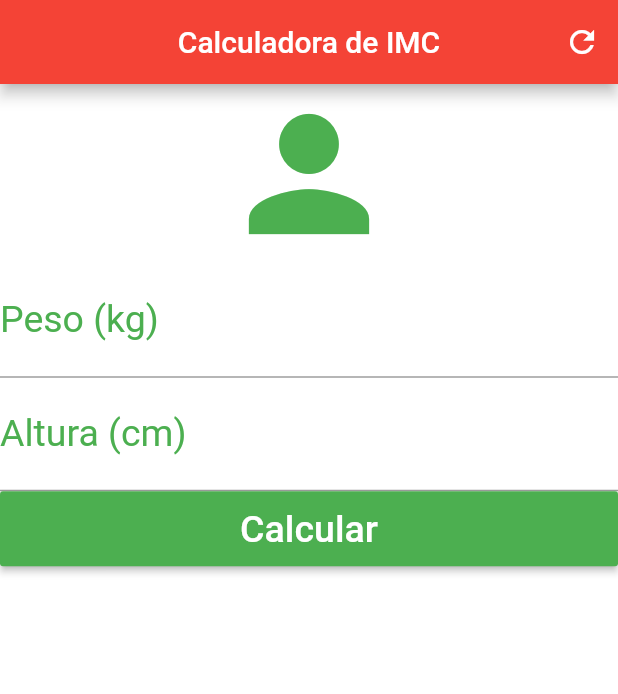
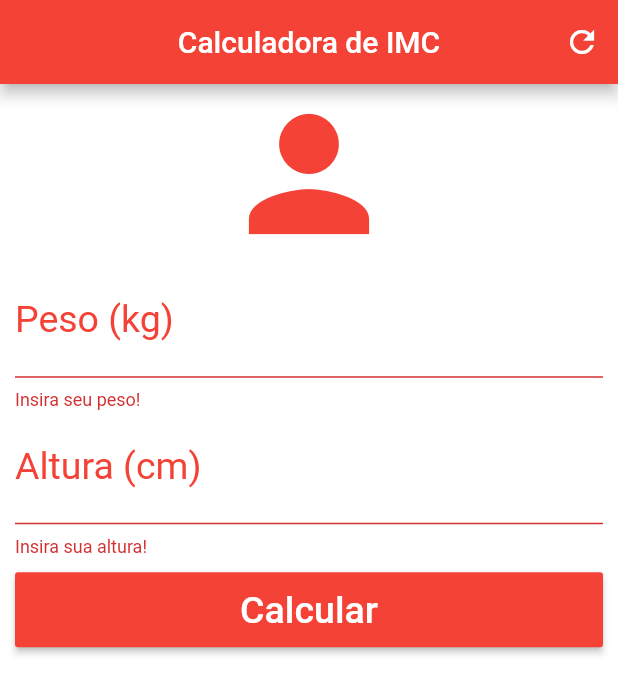
Before and after one commit to leandrolsmo/f_imc, a Flutter app: the screen it shows after launch, after a tap on "Calcular", on a phone screen of 412 x 824 dp. Shown: the top 694 px of the screen. Run offline on Flutter 3.47's test engine with Material 2 defaults, Android fonts, the phone set to English and light mode, and no system bars.

Commit message:
App final

```diff
--- a/lib/main.dart
+++ b/lib/main.dart
@@ -13,6 +13,43 @@ class Home extends StatefulWidget {
 }
 
 class _HomeState extends State<Home> {
+  TextEditingController pesoController = TextEditingController();
+  TextEditingController alturaController = TextEditingController();
+
+  GlobalKey<FormState> _formKey = new GlobalKey<FormState>();
+
+  String _textInfo = "";
+
+  void _resetCampos() {
+    pesoController.clear();
+    alturaController.clear();
+    setState(() {
+      _textInfo = "";
+    });
+  }
+
+  void _calcular() {
+    setState(() {
+      double peso = double.parse(pesoController.text);
+      double altura = double.parse(alturaController.text) / 100;
+
+      double imc = peso / (altura * altura);
+      //debugPrint("$imc");
+      if (imc < 18.6)
+        _textInfo = "Abaixo do peso (${imc.toStringAsPrecision(4)})";
+      else if (imc >= 18.6 && imc < 24.9)
+        _textInfo = "Peso ideal (${imc.toStringAsPrecision(4)})";
+      else if (imc >= 24.9 && imc < 29.9)
+        _textInfo = "Levemente acima do peso (${imc.toStringAsPrecision(4)})";
+      else if (imc >= 29.9 && imc < 34.9)
+        _textInfo = "Obesidade Grau I (${imc.toStringAsPrecision(4)})";
+      else if (imc >= 34.9 && imc < 39.9)
+        _textInfo = "Obesidade Grau II (${imc.toStringAsPrecision(4)})";
+      else if (imc >= 40)
+        _textInfo = "Obesidade Grau III (${imc.toStringAsPrecision(4)})";
+    });
+  }
+
   @override
   Widget build(BuildContext context) {
     return Scaffold(
@@ -23,44 +60,67 @@ class _HomeState extends State<Home> {
         actions: <Widget>[
           IconButton(
             icon: Icon(Icons.refresh),
-            onPressed: () {},
-          ) // iconbutton
+            onPressed: _resetCampos,
+          )
         ], //<Widget>[]
       ), // app bar
       backgroundColor: Colors.white,
-      body: Column(
+      body: SingleChildScrollView(
+        padding: EdgeInsets.fromLTRB(10.0, 0.0, 10.0, 0.0),
+        child: Form(
+          key: _formKey,
+          child: Column(
             crossAxisAlignment: CrossAxisAlignment.stretch,
             children: <Widget>[
-          Icon(Icons.person, size: 120, color: Colors.green),
-          TextField(
+              Icon(Icons.person, size: 120, color: Colors.red),
+              TextFormField(
                 keyboardType: TextInputType.number,
                 decoration: InputDecoration(
                     labelText: "Peso (kg)",
-                labelStyle: TextStyle(color: Colors.green)),
+                    labelStyle: TextStyle(color: Colors.red)),
                 textAlign: TextAlign.center,
-            style: TextStyle(color: Colors.green, fontSize: 25.0),
-          ), //textfield
-
-          TextField(
+                style: TextStyle(color: Colors.red, fontSize: 25.0),
+                controller: pesoController,
+                validator: (value) {
+                  if (value.isEmpty) return "Insira seu peso!";
+                },
+              ),
+              TextFormField(
                 keyboardType: TextInputType.number,
                 decoration: InputDecoration(
                     labelText: "Altura (cm)",
-                labelStyle: TextStyle(color: Colors.green)),
+                    labelStyle: TextStyle(color: Colors.red)),
                 textAlign: TextAlign.center,
-            style: TextStyle(color: Colors.green, fontSize: 25.0),
-          ), //textfield
-          Container(
+                style: TextStyle(color: Colors.red, fontSize: 25.0),
+                controller: alturaController,
+                validator: (value) {
+                  if (value.isEmpty) return "Insira sua altura!";
+                },
+              ),
+              Padding(
+                padding: EdgeInsets.only(top: 10.0, bottom: 10.0),
+                child: Container(
                     height: 50.0,
                     child: RaisedButton(
-                onPressed: () {},
+                      onPressed: () {
+                        if (_formKey.currentState.validate()) _calcular();
+                      },
                       child: Text(
                         "Calcular",
                         style: TextStyle(color: Colors.white, fontSize: 25.0),
                       ),
-                color: Colors.green,
+                      color: Colors.red,
                     )),
+              ),
+              Text(
+                _textInfo,
+                textAlign: TextAlign.center,
+                style: TextStyle(color: Colors.red, fontSize: 25.0),
+              )
             ], //<widget>[]
-      ), //column
-    ); //scaffold
+          ),
+        ),
+      ),
+    );
   }
 }
```
Lines whose indentation alone changed are shown as unchanged.
